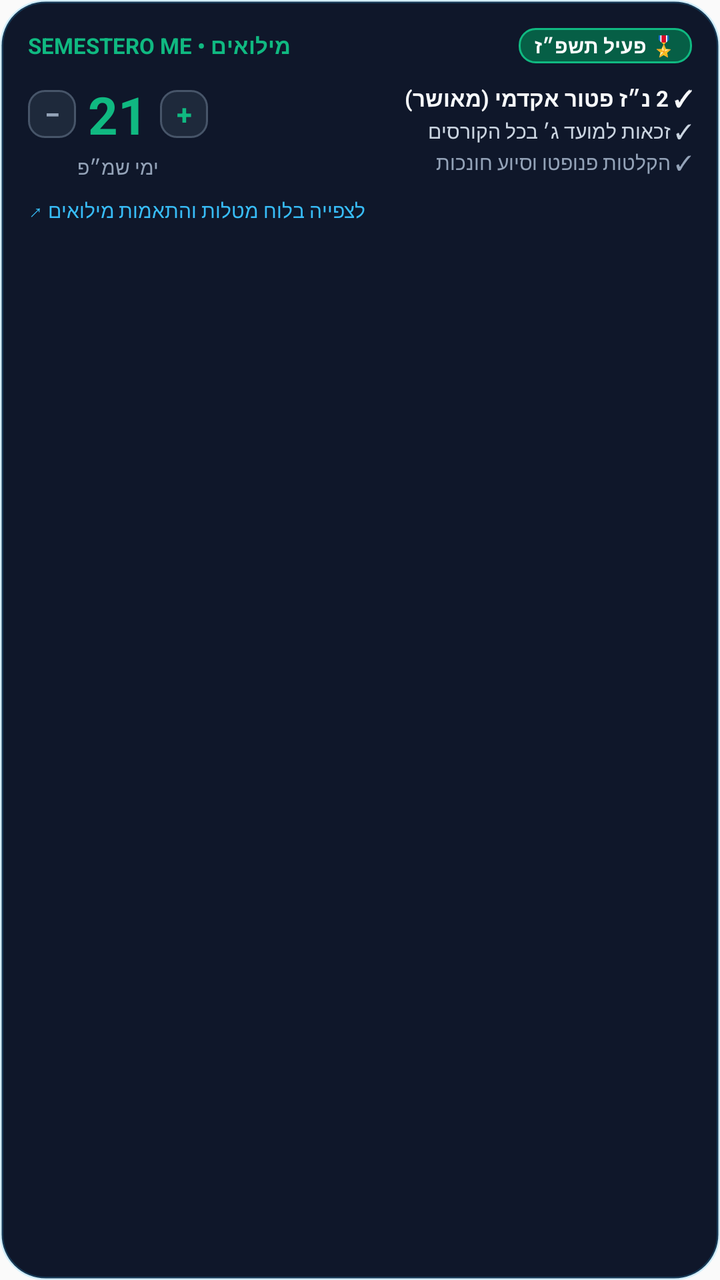
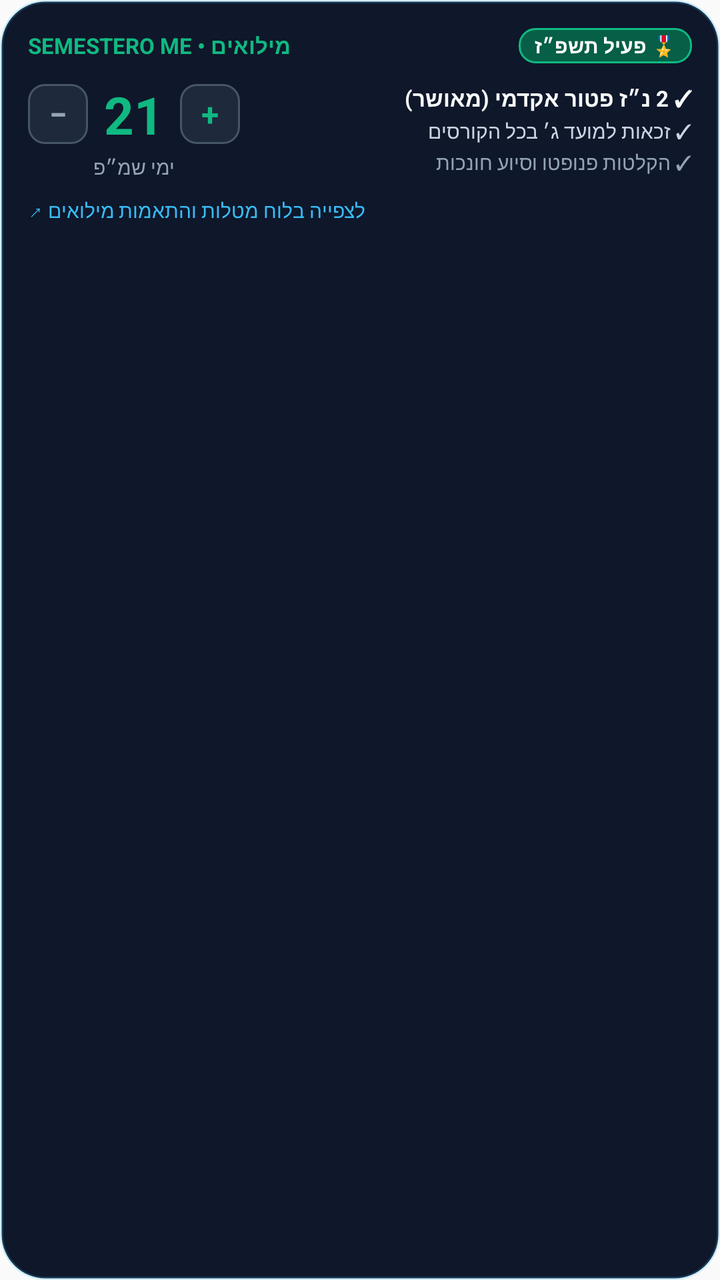

Screens rendered from an Android XML layout before and after an edit, with the pre-edit source and the edit as a unified diff.
<!-- AndroidManifest.xml: application theme AppTheme -->
<!-- res/layout/widget_miluim.xml -->
<?xml version="1.0" encoding="utf-8"?>
<LinearLayout xmlns:android="http://schemas.android.com/apk/res/android"
    android:id="@+id/widget_miluim_root"
    android:layout_width="match_parent"
    android:layout_height="match_parent"
    android:background="@drawable/widget_card_bg"
    android:orientation="vertical"
    android:padding="14dp">

    
    <LinearLayout
        android:layout_width="match_parent"
        android:layout_height="wrap_content"
        android:orientation="horizontal"
        android:gravity="center_vertical">

        <TextView
            android:layout_width="0dp"
            android:layout_height="wrap_content"
            android:layout_weight="1"
            android:text="SEMESTERO ME • מילואים"
            android:textColor="#10b981"
            android:textSize="11sp"
            android:textStyle="bold" />

        <TextView
            android:id="@+id/widget_miluim_status_badge"
            android:layout_width="wrap_content"
            android:layout_height="wrap_content"
            android:background="@drawable/widget_button_emerald_bg"
            android:paddingLeft="8dp"
            android:paddingRight="8dp"
            android:paddingTop="2dp"
            android:paddingBottom="2dp"
            android:text="🎖️ פעיל תשפ״ז"
            android:textColor="#ffffff"
            android:textSize="10sp"
            android:textStyle="bold" />
    </LinearLayout>

    
    <LinearLayout
        android:layout_width="match_parent"
        android:layout_height="wrap_content"
        android:layout_marginTop="8dp"
        android:orientation="horizontal"
        android:gravity="center_vertical">

        
        <LinearLayout
            android:layout_width="wrap_content"
            android:layout_height="wrap_content"
            android:orientation="vertical"
            android:gravity="center"
            android:paddingRight="10dp">

            <LinearLayout
                android:layout_width="wrap_content"
                android:layout_height="wrap_content"
                android:orientation="horizontal"
                android:gravity="center_vertical">

                <TextView
                    android:id="@+id/btn_miluim_minus"
                    android:layout_width="24dp"
                    android:layout_height="24dp"
                    android:background="@drawable/widget_badge_bg"
                    android:gravity="center"
                    android:text="−"
                    android:textColor="#94a3b8"
                    android:textSize="14sp"
                    android:textStyle="bold" />

                <TextView
                    android:id="@+id/widget_miluim_days_count"
                    android:layout_width="wrap_content"
                    android:layout_height="wrap_content"
                    android:layout_marginLeft="6dp"
                    android:layout_marginRight="6dp"
                    android:text="21"
                    android:textColor="#10b981"
                    android:textSize="26sp"
                    android:textStyle="bold" />

                <TextView
                    android:id="@+id/btn_miluim_plus"
                    android:layout_width="24dp"
                    android:layout_height="24dp"
                    android:background="@drawable/widget_badge_bg"
                    android:gravity="center"
                    android:text="+"
                    android:textColor="#10b981"
                    android:textSize="14sp"
                    android:textStyle="bold" />
            </LinearLayout>

            <TextView
                android:layout_width="wrap_content"
                android:layout_height="wrap_content"
                android:layout_marginTop="2dp"
                android:text="ימי שמ״פ"
                android:textColor="#94a3b8"
                android:textSize="10sp" />
        </LinearLayout>

        
        <LinearLayout
            android:layout_width="0dp"
            android:layout_height="wrap_content"
            android:layout_weight="1"
            android:orientation="vertical">

            <TextView
                android:id="@+id/widget_miluim_right_1"
                android:layout_width="match_parent"
                android:layout_height="wrap_content"
                android:text="✓ 2 נ״ז פטור אקדמי (מאושר)"
                android:textColor="#f8fafc"
                android:textSize="11sp"
                android:textStyle="bold"
                android:maxLines="1"
                android:ellipsize="end" />

            <TextView
                android:id="@+id/widget_miluim_right_2"
                android:layout_width="match_parent"
                android:layout_height="wrap_content"
                android:layout_marginTop="2dp"
                android:text="✓ זכאות למועד ג׳ בכל הקורסים"
                android:textColor="#cbd5e1"
                android:textSize="10sp"
                android:maxLines="1"
                android:ellipsize="end" />

            <TextView
                android:id="@+id/widget_miluim_right_3"
                android:layout_width="match_parent"
                android:layout_height="wrap_content"
                android:layout_marginTop="2dp"
                android:text="✓ הקלטות פנופטו וסיוע חונכות"
                android:textColor="#94a3b8"
                android:textSize="10sp"
                android:maxLines="1"
                android:ellipsize="end" />
        </LinearLayout>
    </LinearLayout>

    
    <TextView
        android:layout_width="match_parent"
        android:layout_height="wrap_content"
        android:layout_marginTop="8dp"
        android:text="לצפייה בלוח מטלות והתאמות מילואים ↗"
        android:textColor="#38bdf8"
        android:textSize="10sp"
        android:gravity="left" />
</LinearLayout>
<!-- resources referenced by this layout -->
<resources>
  <!-- drawable widget_badge_bg (drawable) -->
  <?xml version="1.0" encoding="utf-8"?>
  <shape xmlns:android="http://schemas.android.com/apk/res/android"
      android:shape="rectangle">
      <solid android:color="#1e293b" />
      <corners android:radius="8dp" />
      <stroke
          android:width="1dp"
          android:color="#475569" />
  </shape>
  <!-- drawable widget_button_emerald_bg (drawable) -->
  <?xml version="1.0" encoding="utf-8"?>
  <shape xmlns:android="http://schemas.android.com/apk/res/android"
      android:shape="rectangle">
      <solid android:color="#065f46" />
      <corners android:radius="8dp" />
      <stroke
          android:width="1dp"
          android:color="#10b981" />
  </shape>
  <!-- drawable widget_card_bg (drawable) -->
  <?xml version="1.0" encoding="utf-8"?>
  <shape xmlns:android="http://schemas.android.com/apk/res/android"
      android:shape="rectangle">
      <solid android:color="#0f172a" />
      <corners android:radius="22dp" />
      <stroke
          android:width="1.5dp"
          android:color="#3338bdf8" />
  </shape>
  <style name="AppTheme" parent="Theme.AppCompat.Light.DarkActionBar">
          
          <item name="colorPrimary">@color/colorPrimary</item>
          <item name="colorPrimaryDark">@color/colorPrimaryDark</item>
          <item name="colorAccent">@color/colorAccent</item>
      </style>
</resources>

<!-- the commit's change to res/layout/widget_miluim.xml (unified diff, before → after) -->
@@ -62,21 +62,21 @@
 
                 <TextView
                     android:id="@+id/btn_miluim_minus"
-                    android:layout_width="24dp"
-                    android:layout_height="24dp"
+                    android:layout_width="30dp"
+                    android:layout_height="30dp"
                     android:background="@drawable/widget_badge_bg"
                     android:gravity="center"
                     android:text="−"
                     android:textColor="#94a3b8"
-                    android:textSize="14sp"
+                    android:textSize="16sp"
                     android:textStyle="bold" />
 
                 <TextView
                     android:id="@+id/widget_miluim_days_count"
                     android:layout_width="wrap_content"
                     android:layout_height="wrap_content"
-                    android:layout_marginLeft="6dp"
-                    android:layout_marginRight="6dp"
+                    android:layout_marginLeft="8dp"
+                    android:layout_marginRight="8dp"
                     android:text="21"
                     android:textColor="#10b981"
                     android:textSize="26sp"
@@ -84,13 +84,13 @@
 
                 <TextView
                     android:id="@+id/btn_miluim_plus"
-                    android:layout_width="24dp"
-                    android:layout_height="24dp"
+                    android:layout_width="30dp"
+                    android:layout_height="30dp"
                     android:background="@drawable/widget_badge_bg"
                     android:gravity="center"
                     android:text="+"
                     android:textColor="#10b981"
-                    android:textSize="14sp"
+                    android:textSize="16sp"
                     android:textStyle="bold" />
             </LinearLayout>
 
